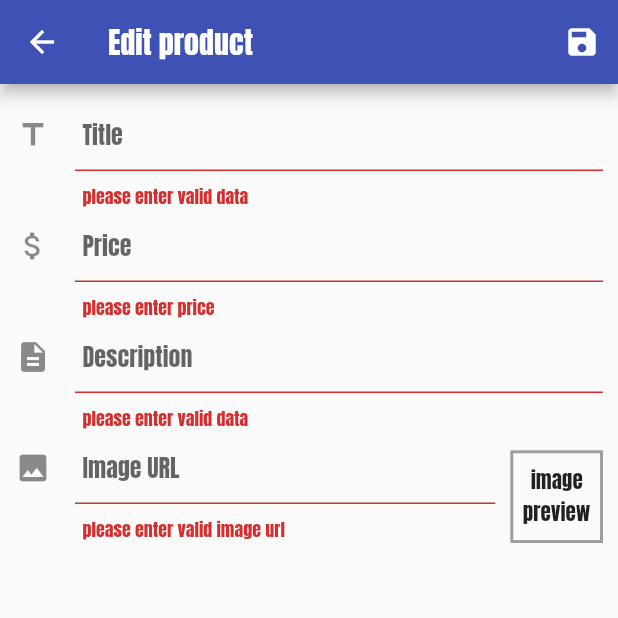
After one commit to ofek4454/ShopApp, a Flutter app: the EditProductScreen screen opened by its route, after a tap on the "save" icon, on a phone screen of 412 x 824 dp, the top half of it. The commit adds this screen. Run offline on Flutter 3.47's test engine with Material 2 defaults, Android fonts, the phone set to English and light mode, and no system bars; network calls fail.

Commit message:
30062020

```diff
--- a/lib/main.dart
+++ b/lib/main.dart
@@ -9,6 +9,7 @@ import './providers/Cart.dart';
 import './providers/orders.dart';
 import './screens/orders_screen.dart';
 import './screens/manage_products_screen.dart';
+import './screens/edit_product_screen.dart';
 
 void main() {
   runApp(MyApp());
@@ -43,6 +44,7 @@ class MyApp extends StatelessWidget {
           CartScreen.routeName: (ctx) => CartScreen(),
           OrdersScreen.routeName: (ctx) => OrdersScreen(),
           ManageProductsScreen.routeName: (ctx) => ManageProductsScreen(),
+          EditProductScreen.routeName: (ctx) => EditProductScreen(),
         },
       ),
     );
--- a/lib/providers/products_provider.dart
+++ b/lib/providers/products_provider.dart
@@ -3,7 +3,7 @@ import 'package:provider/provider.dart';
 
 import './product.dart';
 
-class ProductsProvider with ChangeNotifier{
+class ProductsProvider with ChangeNotifier {
   List<Product> _products = [
     Product(
       id: 'p1',
@@ -39,25 +39,25 @@ class ProductsProvider with ChangeNotifier{
     ),
   ];
 
-  List<Product> get products{
+  List<Product> get products {
     return [..._products];
   }
 
-  List<Product> get favorites{
+  List<Product> get favorites {
     return _products.where((product) => product.isFavorite).toList();
   }
 
-  Product getProductById(String id){
+  Product getProductById(String id) {
     return _products.firstWhere((product) => product.id == id);
   }
 
-  void deleteProduct(String id){
+  void deleteProduct(String id) {
     _products.removeWhere((product) => product.id == id);
     notifyListeners();
   }
 
-  void addProduct(){
-    // _products.add(value);
+  void addProduct(Product product) {
+    _products.add(product);
     notifyListeners();
   }
 }
--- /dev/null
+++ b/lib/screens/edit_product_screen.dart
@@ -0,0 +1,231 @@
+import 'package:flutter/material.dart';
+import 'package:provider/provider.dart';
+
+import '../providers/product.dart';
+import '../providers/products_provider.dart';
+import '../widgets/image_preview.dart';
+
+class EditProductScreen extends StatefulWidget {
+  static const routeName = '/edit-product';
+
+  @override
+  _EditProductScreenState createState() => _EditProductScreenState();
+}
+
+class _EditProductScreenState extends State<EditProductScreen> {
+  final _priceFocus = FocusNode();
+  final _descriptionFocus = FocusNode();
+  final _imageFocus = FocusNode();
+  final _imageController = TextEditingController();
+  final _form = GlobalKey<FormState>();
+  final _scaffoldKey = GlobalKey<ScaffoldState>();
+
+  _Product prod = _Product();
+
+  @override
+  void initState() {
+    super.initState();
+    _imageFocus.addListener(imageListner);
+  }
+
+  @override
+  void dispose() {
+    super.dispose();
+
+    _priceFocus.dispose();
+    _descriptionFocus.dispose();
+    _imageFocus.removeListener(imageListner);
+    _imageFocus.dispose();
+    _imageController.dispose();
+  }
+
+  void imageListner() {
+    if (!_imageFocus.hasFocus) {
+      setState(() {});
+    }
+  }
+
+  void confirm() {
+    Product _product = Product(
+      title: prod.title,
+      price: prod.price,
+      description: prod.description,
+      imageUrl: prod.imageUrl,
+      id: DateTime.now().toString(),
+    );
+    Provider.of<ProductsProvider>(context, listen: false).addProduct(_product);
+    Navigator.of(context).pop();
+  }
+
+  void _saveForm() {
+    final isValidated = _form.currentState.validate();
+    if (!isValidated) {
+      return;
+    }
+    _form.currentState.save();
+    FocusScope.of(context).requestFocus(FocusNode());
+
+    showDialog(
+      context: context,
+      builder: (context) => AlertDialog(
+        shape: RoundedRectangleBorder(borderRadius: BorderRadius.circular(20)),
+        title: Text('Confirm new product'),
+        content: Column(
+          mainAxisSize: MainAxisSize.min,
+          children: <Widget>[
+            Text('title: ${prod.title}'),
+            Text('price: \$${prod.price}'),
+            Text('description: ${prod.description}'),
+            ImagePreview(imageURL: prod.imageUrl),
+          ],
+        ),
+        actions: <Widget>[
+          FlatButton(
+              onPressed: () {
+                Navigator.of(context).pop();
+              },
+              child: Text('cancel')),
+          FlatButton(
+              onPressed: () {
+                Navigator.of(context).pop();
+                confirm();
+              },
+              child: Text('confirm')),
+        ],
+      ),
+    );
+  }
+
+  @override
+  Widget build(BuildContext context) {
+    return Scaffold(
+      key: _scaffoldKey,
+      appBar: AppBar(
+        title: Text('Edit product'),
+        actions: <Widget>[
+          IconButton(
+            icon: Icon(Icons.save),
+            onPressed: _saveForm,
+          ),
+        ],
+      ),
+      body: Form(
+        key: _form,
+        child: Padding(
+          padding: EdgeInsets.all(10),
+          child: ListView(
+            children: <Widget>[
+              TextFormField(
+                decoration: InputDecoration(
+                  hintText: 'Title',
+                  contentPadding: EdgeInsets.only(left: 5),
+                  icon: Icon(Icons.title),
+                ),
+                textInputAction: TextInputAction.next,
+                validator: (val) {
+                  if (val.isEmpty || val.length < 3) {
+                    return 'please enter valid data';
+                  }
+                  return null;
+                },
+                onFieldSubmitted: (val) =>
+                    FocusScope.of(context).requestFocus(_priceFocus),
+                onSaved: (val) {
+                  prod.title = val;
+                },
+              ),
+              TextFormField(
+                decoration: InputDecoration(
+                  hintText: 'Price',
+                  contentPadding: EdgeInsets.only(left: 5),
+                  icon: Icon(Icons.attach_money),
+                ),
+                validator: (val) {
+                  if (val.isEmpty) {
+                    return 'please enter price';
+                  }
+                  if (double.tryParse(val) == null) {
+                    return 'please enter valid number';
+                  }
+                  if (double.parse(val) <= 0) {
+                    return 'price must be greater than zero';
+                  }
+                  return null;
+                },
+                onFieldSubmitted: (val) =>
+                    FocusScope.of(context).requestFocus(_descriptionFocus),
+                focusNode: _priceFocus,
+                keyboardType: TextInputType.number,
+                textInputAction: TextInputAction.next,
+                onSaved: (val) {
+                  prod.price = double.parse(val);
+                },
+              ),
+              TextFormField(
+                decoration: InputDecoration(
+                  hintText: 'Description',
+                  contentPadding: EdgeInsets.only(left: 5),
+                  icon: Icon(Icons.description),
+                ),
+                validator: (val) {
+                  if (val.isEmpty) {
+                    return 'please enter valid data';
+                  }
+                  return null;
+                },
+                focusNode: _descriptionFocus,
+                keyboardType: TextInputType.multiline,
+                maxLines: 3,
+                minLines: 1,
+                onSaved: (val) {
+                  prod.description = val;
+                },
+              ),
+              Row(
+                crossAxisAlignment: CrossAxisAlignment.end,
+                children: <Widget>[
+                  Expanded(
+                    child: TextFormField(
+                      decoration: InputDecoration(
+                        hintText: 'Image URL',
+                        contentPadding: EdgeInsets.only(left: 5),
+                        icon: Icon(Icons.image),
+                      ),
+                      validator: (val) {
+                        if (!val.endsWith('.jpg') &&
+                            !val.endsWith('.png') &&
+                            !val.endsWith('.gpeg')) {
+                          return 'please enter valid image url';
+                        }
+                        return null;
+                      },
+                      focusNode: _imageFocus,
+                      controller: _imageController,
+                      keyboardType: TextInputType.url,
+                      onFieldSubmitted: (val) {
+                        _saveForm();
+                      },
+                      onSaved: (val) {
+                        prod.imageUrl = val;
+                      },
+                    ),
+                  ),
+                  ImagePreview(imageURL: _imageController.text),
+                ],
+              ),
+            ],
+          ),
+        ),
+      ),
+    );
+  }
+}
+
+class _Product {
+  String title;
+  String description;
+  double price;
+  String imageUrl;
+
+  _Product({this.title, this.description, this.price, this.imageUrl});
+}
--- a/lib/screens/manage_products_screen.dart
+++ b/lib/screens/manage_products_screen.dart
@@ -4,6 +4,7 @@ import 'package:provider/provider.dart';
 import '../widgets/costum_drawer.dart';
 import '../providers/products_provider.dart';
 import '../widgets/product_item.dart';
+import './edit_product_screen.dart';
 
 class ManageProductsScreen extends StatelessWidget {
 
@@ -19,7 +20,9 @@ class ManageProductsScreen extends StatelessWidget {
         actions: <Widget>[
           IconButton(
             icon: Icon(Icons.add),
-            onPressed: () {},
+            onPressed: () {
+              Navigator.of(context).pushNamed(EditProductScreen.routeName);
+            },
           ),
         ],
       ),
--- /dev/null
+++ b/lib/widgets/image_preview.dart
@@ -0,0 +1,48 @@
+import 'package:flutter/material.dart';
+
+class ImagePreview extends StatelessWidget {
+  final String imageURL;
+
+  ImagePreview({@required this.imageURL});
+
+  @override
+  Widget build(BuildContext context) {
+    return Container(
+      margin: EdgeInsets.only(top: 10, left: 10),
+      width: MediaQuery.of(context).size.width * 0.15,
+      height: MediaQuery.of(context).size.width * 0.15,
+      decoration: BoxDecoration(
+        border: Border.all(width: 2, color: Colors.grey),
+      ),
+      alignment: Alignment.center,
+      child: imageURL.isEmpty
+          ? Text(
+              'image preview',
+              textAlign: TextAlign.center,
+            )
+          : Image.network(
+              imageURL,
+              fit: BoxFit.cover,
+              errorBuilder: (BuildContext context, Object exception,
+                  StackTrace stackTrace) {
+                return Center(
+                    child: Text(
+                  'url isnt an image',
+                  textAlign: TextAlign.center,
+                ));
+              },
+              loadingBuilder: (ctx, child, loadingProgress) {
+                if (loadingProgress == null) return child;
+                return Center(
+                  child: CircularProgressIndicator(
+                    value: loadingProgress.expectedTotalBytes != null
+                        ? loadingProgress.cumulativeBytesLoaded /
+                            loadingProgress.expectedTotalBytes
+                        : null,
+                  ),
+                );
+              },
+            ),
+    );
+  }
+}
```
Also changed, not shown: lib/screens/cart_screen.dart (+8 -2 lines), lib/screens/poducts_overview_screen.dart (+11 -6 lines), lib/screens/product_detail_screen.dart (+3 -98 lines), lib/widgets/Products_grid.dart (+4 -15 lines), lib/widgets/details_page_body.dart (added, +136 -0 lines), lib/widgets/product_item.dart (+40 -8 lines), pubspec.lock.
